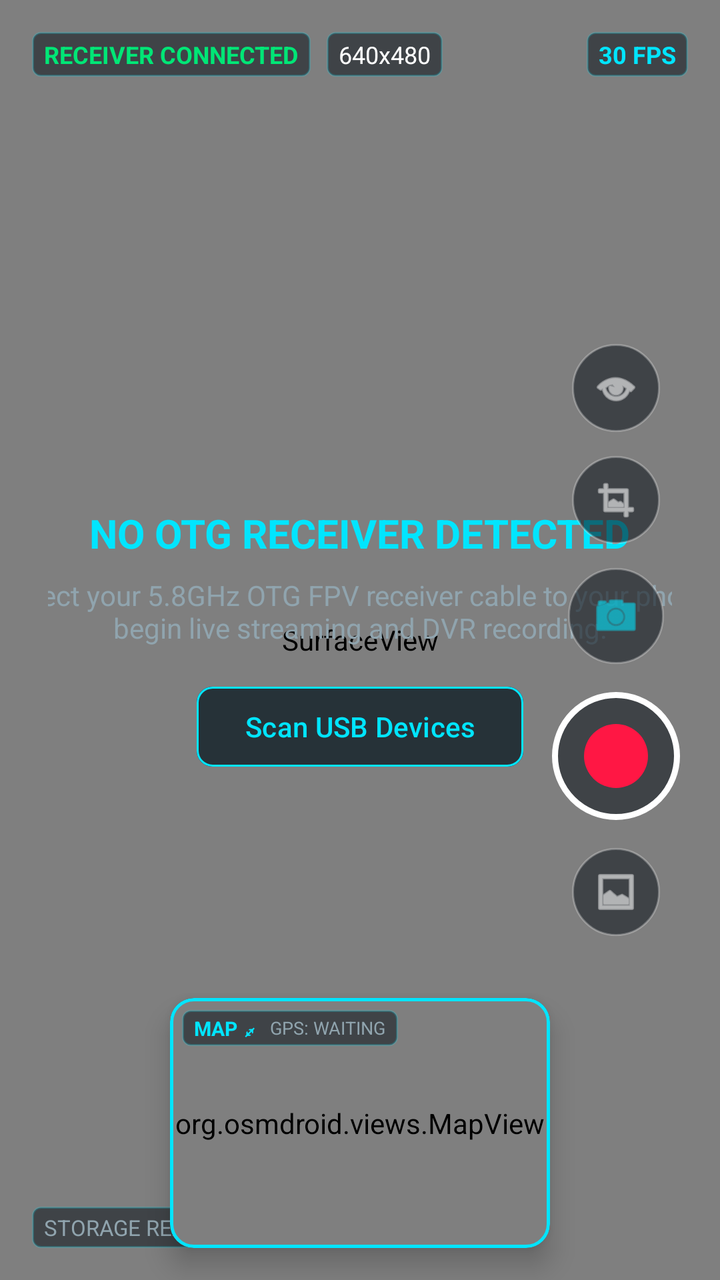
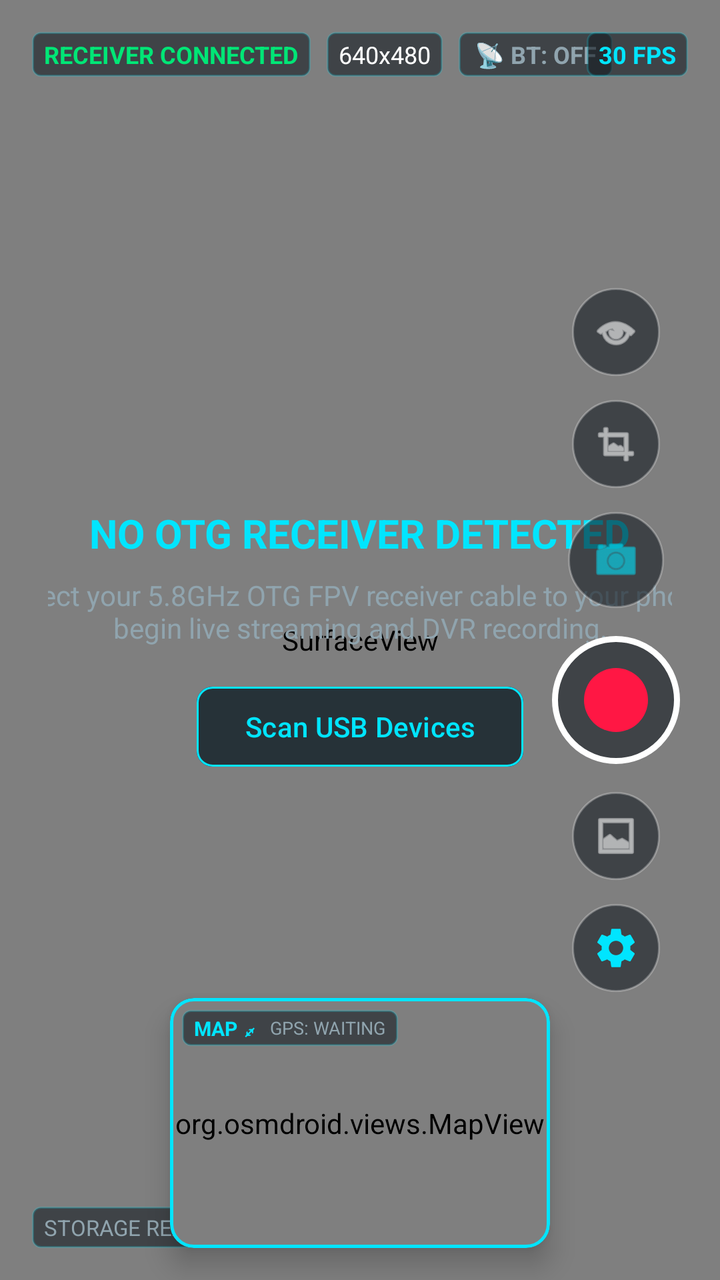

Compare the two renders of this Android layout. The source of the first and the diff that turns it into the second are given below.
<!-- AndroidManifest.xml: application theme Theme.SkyFPV -->
<!-- res/layout/activity_fpv.xml -->
<?xml version="1.0" encoding="utf-8"?>
<androidx.constraintlayout.widget.ConstraintLayout xmlns:android="http://schemas.android.com/apk/res/android"
    xmlns:app="http://schemas.android.com/apk/res-auto"
    xmlns:tools="http://schemas.android.com/tools"
    android:id="@+id/root_layout"
    android:layout_width="match_parent"
    android:layout_height="match_parent"
    android:background="@color/fpv_bg_dark"
    tools:context=".MainActivity">

    
    <FrameLayout
        android:id="@+id/viewport_container"
        android:layout_width="0dp"
        android:layout_height="0dp"
        app:layout_constraintBottom_toBottomOf="parent"
        app:layout_constraintEnd_toEndOf="parent"
        app:layout_constraintHorizontal_bias="0.5"
        app:layout_constraintStart_toStartOf="parent"
        app:layout_constraintTop_toTopOf="parent">

        
        <SurfaceView
            android:id="@+id/fpv_surface_view"
            android:layout_width="match_parent"
            android:layout_height="match_parent"
            android:layout_gravity="center" />

        
        <LinearLayout
            android:id="@+id/vr_container"
            android:layout_width="match_parent"
            android:layout_height="match_parent"
            android:baselineAligned="false"
            android:orientation="horizontal"
            android:visibility="gone">

            
            <FrameLayout
                android:layout_width="0dp"
                android:layout_height="match_parent"
                android:layout_weight="1">

                <SurfaceView
                    android:id="@+id/vr_surface_left"
                    android:layout_width="match_parent"
                    android:layout_height="match_parent"
                    android:layout_gravity="center" />
            </FrameLayout>

            
            <View
                android:layout_width="2dp"
                android:layout_height="match_parent"
                android:background="#44FFFFFF" />

            
            <FrameLayout
                android:layout_width="0dp"
                android:layout_height="match_parent"
                android:layout_weight="1">

                <SurfaceView
                    android:id="@+id/vr_surface_right"
                    android:layout_width="match_parent"
                    android:layout_height="match_parent"
                    android:layout_gravity="center" />
            </FrameLayout>
        </LinearLayout>
    </FrameLayout>

    
    <LinearLayout
        android:id="@+id/layout_disconnected_prompt"
        android:layout_width="wrap_content"
        android:layout_height="wrap_content"
        android:gravity="center"
        android:orientation="vertical"
        android:padding="24dp"
        app:layout_constraintBottom_toBottomOf="parent"
        app:layout_constraintEnd_toEndOf="parent"
        app:layout_constraintStart_toStartOf="parent"
        app:layout_constraintTop_toTopOf="parent">

        <TextView
            android:id="@+id/tv_prompt_title"
            android:layout_width="wrap_content"
            android:layout_height="wrap_content"
            android:text="@string/status_disconnected"
            android:textColor="@color/fpv_cyan"
            android:textSize="20sp"
            android:textStyle="bold" />

        <TextView
            android:id="@+id/tv_prompt_subtitle"
            android:layout_width="400dp"
            android:layout_height="wrap_content"
            android:layout_marginTop="8dp"
            android:gravity="center"
            android:text="@string/prompt_connect_receiver"
            android:textColor="@color/fpv_text_secondary"
            android:textSize="14sp" />

        <com.google.android.material.button.MaterialButton
            android:id="@+id/btn_retry_usb"
            android:layout_width="wrap_content"
            android:layout_height="wrap_content"
            android:layout_marginTop="16dp"
            android:backgroundTint="@color/fpv_button_normal"
            android:text="Scan USB Devices"
            android:textColor="@color/fpv_cyan"
            app:cornerRadius="8dp"
            app:strokeColor="@color/fpv_cyan"
            app:strokeWidth="1dp" />
    </LinearLayout>

    
    
    <LinearLayout
        android:id="@+id/osd_top_left"
        android:layout_width="wrap_content"
        android:layout_height="wrap_content"
        android:layout_margin="16dp"
        android:orientation="horizontal"
        app:layout_constraintStart_toStartOf="parent"
        app:layout_constraintTop_toTopOf="parent">

        <TextView
            android:id="@+id/tv_osd_status"
            android:layout_width="wrap_content"
            android:layout_height="wrap_content"
            android:background="@drawable/bg_osd_badge"
            android:text="@string/status_connected"
            android:textColor="@color/fpv_green"
            android:textSize="12sp"
            android:textStyle="bold" />

        <TextView
            android:id="@+id/tv_osd_resolution"
            android:layout_width="wrap_content"
            android:layout_height="wrap_content"
            android:layout_marginStart="8dp"
            android:background="@drawable/bg_osd_badge"
            android:text="640x480"
            android:textColor="@color/fpv_text_primary"
            android:textSize="12sp" />
    </LinearLayout>

    
    <LinearLayout
        android:id="@+id/osd_top_right"
        android:layout_width="wrap_content"
        android:layout_height="wrap_content"
        android:layout_margin="16dp"
        android:gravity="center_vertical"
        android:orientation="horizontal"
        app:layout_constraintEnd_toEndOf="parent"
        app:layout_constraintTop_toTopOf="parent">

        
        <LinearLayout
            android:id="@+id/layout_rec_indicator"
            android:layout_width="wrap_content"
            android:layout_height="wrap_content"
            android:background="@drawable/bg_osd_badge"
            android:gravity="center_vertical"
            android:orientation="horizontal"
            android:visibility="gone"
            tools:visibility="visible">

            <View
                android:id="@+id/view_rec_dot"
                android:layout_width="10dp"
                android:layout_height="10dp"
                android:layout_marginEnd="6dp"
                android:background="@drawable/bg_rec_indicator" />

            <TextView
                android:id="@+id/tv_rec_label"
                android:layout_width="wrap_content"
                android:layout_height="wrap_content"
                android:layout_marginEnd="8dp"
                android:text="@string/osd_rec"
                android:textColor="@color/fpv_record_red"
                android:textSize="12sp"
                android:textStyle="bold" />

            <TextView
                android:id="@+id/tv_rec_timer"
                android:layout_width="wrap_content"
                android:layout_height="wrap_content"
                android:text="@string/osd_timer_default"
                android:textColor="@color/fpv_text_primary"
                android:textSize="12sp"
                android:textStyle="bold" />
        </LinearLayout>

        <TextView
            android:id="@+id/tv_osd_fps"
            android:layout_width="wrap_content"
            android:layout_height="wrap_content"
            android:layout_marginStart="8dp"
            android:background="@drawable/bg_osd_badge"
            android:text="30 FPS"
            android:textColor="@color/fpv_cyan"
            android:textSize="12sp"
            android:textStyle="bold" />
    </LinearLayout>

    
    <LinearLayout
        android:id="@+id/osd_bottom_left"
        android:layout_width="wrap_content"
        android:layout_height="wrap_content"
        android:layout_margin="16dp"
        android:orientation="horizontal"
        app:layout_constraintBottom_toBottomOf="parent"
        app:layout_constraintStart_toStartOf="parent">

        <TextView
            android:id="@+id/tv_osd_storage"
            android:layout_width="wrap_content"
            android:layout_height="wrap_content"
            android:background="@drawable/bg_osd_badge"
            android:text="STORAGE READY"
            android:textColor="@color/fpv_text_secondary"
            android:textSize="11sp" />

        <TextView
            android:id="@+id/tv_osd_aspect"
            android:layout_width="wrap_content"
            android:layout_height="wrap_content"
            android:layout_marginStart="8dp"
            android:background="@drawable/bg_osd_badge"
            android:text="4:3 FPV"
            android:textColor="@color/fpv_text_secondary"
            android:textSize="11sp" />
    </LinearLayout>

    
    <LinearLayout
        android:id="@+id/layout_controls_bar"
        android:layout_width="wrap_content"
        android:layout_height="wrap_content"
        android:layout_marginEnd="20dp"
        android:gravity="center"
        android:orientation="vertical"
        app:layout_constraintBottom_toBottomOf="parent"
        app:layout_constraintEnd_toEndOf="parent"
        app:layout_constraintTop_toTopOf="parent">

        
        <ImageButton
            android:id="@+id/btn_toggle_vr"
            android:layout_width="44dp"
            android:layout_height="44dp"
            android:layout_marginBottom="12dp"
            android:background="@drawable/bg_control_button"
            android:contentDescription="@string/action_vr_mode"
            android:padding="10dp"
            android:scaleType="centerInside"
            android:src="@android:drawable/ic_menu_view"
            app:tint="@color/fpv_text_primary" />

        
        <ImageButton
            android:id="@+id/btn_toggle_aspect"
            android:layout_width="44dp"
            android:layout_height="44dp"
            android:layout_marginBottom="12dp"
            android:background="@drawable/bg_control_button"
            android:contentDescription="@string/action_aspect_ratio"
            android:padding="10dp"
            android:scaleType="centerInside"
            android:src="@android:drawable/ic_menu_crop"
            app:tint="@color/fpv_text_primary" />

        
        <ImageButton
            android:id="@+id/btn_snapshot"
            android:layout_width="48dp"
            android:layout_height="48dp"
            android:layout_marginBottom="14dp"
            android:background="@drawable/bg_control_button"
            android:contentDescription="@string/action_snapshot"
            android:padding="11dp"
            android:scaleType="centerInside"
            android:src="@android:drawable/ic_menu_camera"
            app:tint="@color/fpv_cyan" />

        
        <ImageButton
            android:id="@+id/btn_record"
            android:layout_width="64dp"
            android:layout_height="64dp"
            android:layout_marginBottom="14dp"
            android:background="@drawable/bg_rec_button"
            android:contentDescription="@string/action_record_start"
            android:scaleType="center" />

        
        <ImageButton
            android:id="@+id/btn_gallery"
            android:layout_width="44dp"
            android:layout_height="44dp"
            android:background="@drawable/bg_control_button"
            android:contentDescription="@string/action_gallery"
            android:padding="10dp"
            android:scaleType="centerInside"
            android:src="@android:drawable/ic_menu_gallery"
            app:tint="@color/fpv_text_primary" />
    </LinearLayout>

    
    
    <com.google.android.material.card.MaterialCardView
        android:id="@+id/card_map_container"
        android:layout_width="190dp"
        android:layout_height="125dp"
        android:layout_marginBottom="16dp"
        app:cardBackgroundColor="@color/fpv_bg_dark"
        app:cardCornerRadius="12dp"
        app:cardElevation="8dp"
        app:strokeColor="@color/fpv_cyan"
        app:strokeWidth="1.5dp"
        app:layout_constraintBottom_toBottomOf="parent"
        app:layout_constraintEnd_toEndOf="parent"
        app:layout_constraintStart_toStartOf="parent">

        <FrameLayout
            android:layout_width="match_parent"
            android:layout_height="match_parent">

            
            <org.osmdroid.views.MapView
                android:id="@+id/osm_map_view"
                android:layout_width="match_parent"
                android:layout_height="match_parent" />

            
            <LinearLayout
                android:id="@+id/layout_mini_map_badge"
                android:layout_width="wrap_content"
                android:layout_height="wrap_content"
                android:layout_gravity="top|start"
                android:layout_margin="6dp"
                android:background="@drawable/bg_osd_badge"
                android:gravity="center_vertical"
                android:orientation="horizontal"
                android:paddingStart="6dp"
                android:paddingEnd="6dp"
                android:paddingTop="2dp"
                android:paddingBottom="2dp">

                <TextView
                    android:id="@+id/tv_mini_map_title"
                    android:layout_width="wrap_content"
                    android:layout_height="wrap_content"
                    android:text="MAP ⤢"
                    android:textColor="@color/fpv_cyan"
                    android:textSize="10sp"
                    android:textStyle="bold" />

                <TextView
                    android:id="@+id/tv_mini_map_sats"
                    android:layout_width="wrap_content"
                    android:layout_height="wrap_content"
                    android:layout_marginStart="6dp"
                    android:text="GPS: WAITING"
                    android:textColor="@color/fpv_text_secondary"
                    android:textSize="9sp" />
            </LinearLayout>

            
            <RelativeLayout
                android:id="@+id/layout_map_controls"
                android:layout_width="match_parent"
                android:layout_height="match_parent"
                android:visibility="gone">

                
                <LinearLayout
                    android:id="@+id/layout_map_telemetry_bar"
                    android:layout_width="wrap_content"
                    android:layout_height="wrap_content"
                    android:layout_alignParentTop="true"
                    android:layout_centerHorizontal="true"
                    android:layout_marginTop="12dp"
                    android:background="@drawable/bg_osd_badge"
                    android:orientation="horizontal"
                    android:paddingStart="12dp"
                    android:paddingEnd="12dp"
                    android:paddingTop="4dp"
                    android:paddingBottom="4dp">

                    <TextView
                        android:id="@+id/tv_map_flight_mode"
                        android:layout_width="wrap_content"
                        android:layout_height="wrap_content"
                        android:text="DISARMED"
                        android:textColor="@color/fpv_yellow"
                        android:textSize="11sp"
                        android:textStyle="bold" />

                    <TextView
                        android:id="@+id/tv_map_coords"
                        android:layout_width="wrap_content"
                        android:layout_height="wrap_content"
                        android:layout_marginStart="12dp"
                        android:text="LAT: -- LON: --"
                        android:textColor="@color/fpv_text_primary"
                        android:textSize="11sp" />

                    <TextView
                        android:id="@+id/tv_map_alt"
                        android:layout_width="wrap_content"
                        android:layout_height="wrap_content"
                        android:layout_marginStart="12dp"
                        android:text="ALT: 0m"
                        android:textColor="@color/fpv_cyan"
                        android:textSize="11sp"
                        android:textStyle="bold" />

                    <TextView
                        android:id="@+id/tv_map_speed"
                        android:layout_width="wrap_content"
                        android:layout_height="wrap_content"
                        android:layout_marginStart="12dp"
                        android:text="SPD: 0m/s"
                        android:textColor="@color/fpv_text_primary"
                        android:textSize="11sp" />
                </LinearLayout>

                
                <LinearLayout
                    android:layout_width="wrap_content"
                    android:layout_height="wrap_content"
                    android:layout_alignParentEnd="true"
                    android:layout_centerVertical="true"
                    android:layout_marginEnd="16dp"
                    android:orientation="vertical">

                    
                    <com.google.android.material.button.MaterialButton
                        android:id="@+id/btn_map_layer"
                        android:layout_width="wrap_content"
                        android:layout_height="36dp"
                        android:layout_marginBottom="8dp"
                        android:backgroundTint="@color/fpv_button_normal"
                        android:insetTop="0dp"
                        android:insetBottom="0dp"
                        android:paddingStart="10dp"
                        android:paddingEnd="10dp"
                        android:text="SAT / MAP"
                        android:textColor="@color/fpv_cyan"
                        android:textSize="10sp"
                        app:cornerRadius="6dp"
                        app:strokeColor="@color/fpv_cyan"
                        app:strokeWidth="1dp" />

                    
                    <com.google.android.material.button.MaterialButton
                        android:id="@+id/btn_center_drone"
                        android:layout_width="wrap_content"
                        android:layout_height="36dp"
                        android:layout_marginBottom="8dp"
                        android:backgroundTint="@color/fpv_button_normal"
                        android:insetTop="0dp"
                        android:insetBottom="0dp"
                        android:paddingStart="10dp"
                        android:paddingEnd="10dp"
                        android:text="CENTER DRONE"
                        android:textColor="@color/fpv_text_primary"
                        android:textSize="10sp"
                        app:cornerRadius="6dp" />

                    
                    <com.google.android.material.button.MaterialButton
                        android:id="@+id/btn_map_zoom_in"
                        android:layout_width="44dp"
                        android:layout_height="36dp"
                        android:layout_marginBottom="6dp"
                        android:backgroundTint="@color/fpv_button_normal"
                        android:insetTop="0dp"
                        android:insetBottom="0dp"
                        android:text="+"
                        android:textColor="@color/fpv_text_primary"
                        android:textSize="16sp"
                        app:cornerRadius="6dp" />

                    
                    <com.google.android.material.button.MaterialButton
                        android:id="@+id/btn_map_zoom_out"
                        android:layout_width="44dp"
                        android:layout_height="36dp"
                        android:layout_marginBottom="8dp"
                        android:backgroundTint="@color/fpv_button_normal"
                        android:insetTop="0dp"
                        android:insetBottom="0dp"
                        android:text="−"
                        android:textColor="@color/fpv_text_primary"
                        android:textSize="16sp"
                        app:cornerRadius="6dp" />

                    
                    <com.google.android.material.button.MaterialButton
                        android:id="@+id/btn_collapse_map"
                        android:layout_width="wrap_content"
                        android:layout_height="36dp"
                        android:backgroundTint="#80FF1744"
                        android:insetTop="0dp"
                        android:insetBottom="0dp"
                        android:paddingStart="10dp"
                        android:paddingEnd="10dp"
                        android:text="BACK TO FPV"
                        android:textColor="@color/fpv_text_primary"
                        android:textSize="10sp"
                        app:cornerRadius="6dp" />
                </LinearLayout>

            </RelativeLayout>

        </FrameLayout>
    </com.google.android.material.card.MaterialCardView>

</androidx.constraintlayout.widget.ConstraintLayout>
<!-- resources referenced by this layout -->
<resources>
  <color name="fpv_bg_dark">#080C10</color>
  <color name="fpv_button_normal">#263238</color>
  <color name="fpv_cyan">#00E5FF</color>
  <color name="fpv_green">#00E676</color>
  <color name="fpv_record_red">#FF1744</color>
  <color name="fpv_text_primary">#FFFFFF</color>
  <color name="fpv_text_secondary">#90A4AE</color>
  <color name="fpv_yellow">#FFD600</color>
  <!-- drawable bg_control_button (drawable) -->
  <?xml version="1.0" encoding="utf-8"?>
  <ripple xmlns:android="http://schemas.android.com/apk/res/android"
      android:color="#3300E5FF">
      <item>
          <shape android:shape="oval">
              <solid android:color="@color/fpv_surface_translucent" />
              <stroke
                  android:width="1dp"
                  android:color="#44FFFFFF" />
              <size
                  android:width="48dp"
                  android:height="48dp" />
          </shape>
      </item>
  </ripple>
  <!-- drawable bg_osd_badge (drawable) -->
  <?xml version="1.0" encoding="utf-8"?>
  <shape xmlns:android="http://schemas.android.com/apk/res/android"
      android:shape="rectangle">
      <solid android:color="@color/fpv_surface_translucent" />
      <stroke
          android:width="1dp"
          android:color="#3300E5FF" />
      <corners android:radius="4dp" />
      <padding
          android:bottom="3dp"
          android:left="6dp"
          android:right="6dp"
          android:top="3dp" />
  </shape>
  <!-- drawable bg_rec_indicator (drawable) -->
  <?xml version="1.0" encoding="utf-8"?>
  <shape xmlns:android="http://schemas.android.com/apk/res/android"
      android:shape="oval">
      <solid android:color="@color/fpv_record_red" />
      <size
          android:width="12dp"
          android:height="12dp" />
  </shape>
  <string name="action_aspect_ratio">Aspect Ratio</string>
  <string name="action_gallery">Flight Gallery</string>
  <string name="action_record_start">Start Recording</string>
  <string name="action_snapshot">Snapshot</string>
  <string name="action_vr_mode">VR Split Mode</string>
  <string name="osd_rec">REC</string>
  <string name="osd_timer_default">00:00:00</string>
  <string name="prompt_connect_receiver">Connect your 5.8GHz OTG FPV receiver cable to your phone to begin live streaming and DVR recording.</string>
  <string name="status_connected">RECEIVER CONNECTED</string>
  <string name="status_disconnected">NO OTG RECEIVER DETECTED</string>
  <style name="Theme.SkyFPV" parent="Theme.Material3.Dark.NoActionBar">
          
          <item name="colorPrimary">@color/fpv_cyan</item>
          <item name="colorSecondary">@color/fpv_green</item>
          <item name="android:statusBarColor">@color/fpv_bg_dark</item>
          <item name="android:navigationBarColor">@color/fpv_bg_dark</item>
          <item name="android:windowBackground">@color/fpv_bg_dark</item>
      </style>
  <color name="fpv_surface_translucent">#99141B22</color>
</resources>

<!-- the commit's change to res/layout/activity_fpv.xml (unified diff, before → after) -->
@@ -144,6 +144,21 @@
             android:text="640x480"
             android:textColor="@color/fpv_text_primary"
             android:textSize="12sp" />
+
+        <TextView
+            android:id="@+id/tv_osd_bluetooth"
+            android:layout_width="wrap_content"
+            android:layout_height="wrap_content"
+            android:layout_marginStart="8dp"
+            android:background="@drawable/bg_osd_badge"
+            android:clickable="true"
+            android:focusable="true"
+            android:paddingStart="8dp"
+            android:paddingEnd="8dp"
+            android:text="📡 BT: OFF"
+            android:textColor="@color/fpv_text_secondary"
+            android:textSize="12sp"
+            android:textStyle="bold" />
     </LinearLayout>
 
     
@@ -309,6 +324,19 @@
             android:scaleType="centerInside"
             android:src="@android:drawable/ic_menu_gallery"
             app:tint="@color/fpv_text_primary" />
+
+        
+        <ImageButton
+            android:id="@+id/btn_settings"
+            android:layout_width="44dp"
+            android:layout_height="44dp"
+            android:layout_marginTop="12dp"
+            android:background="@drawable/bg_control_button"
+            android:contentDescription="Settings"
+            android:padding="10dp"
+            android:scaleType="centerInside"
+            android:src="@drawable/ic_settings"
+            app:tint="@color/fpv_cyan" />
     </LinearLayout>
 
     
